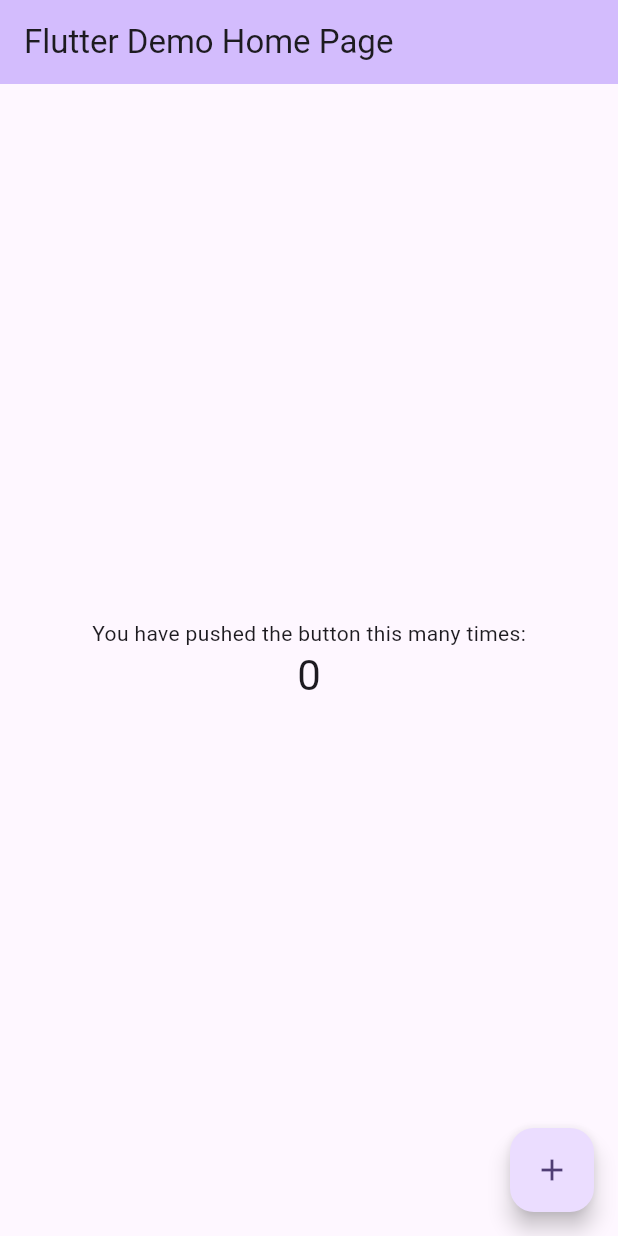
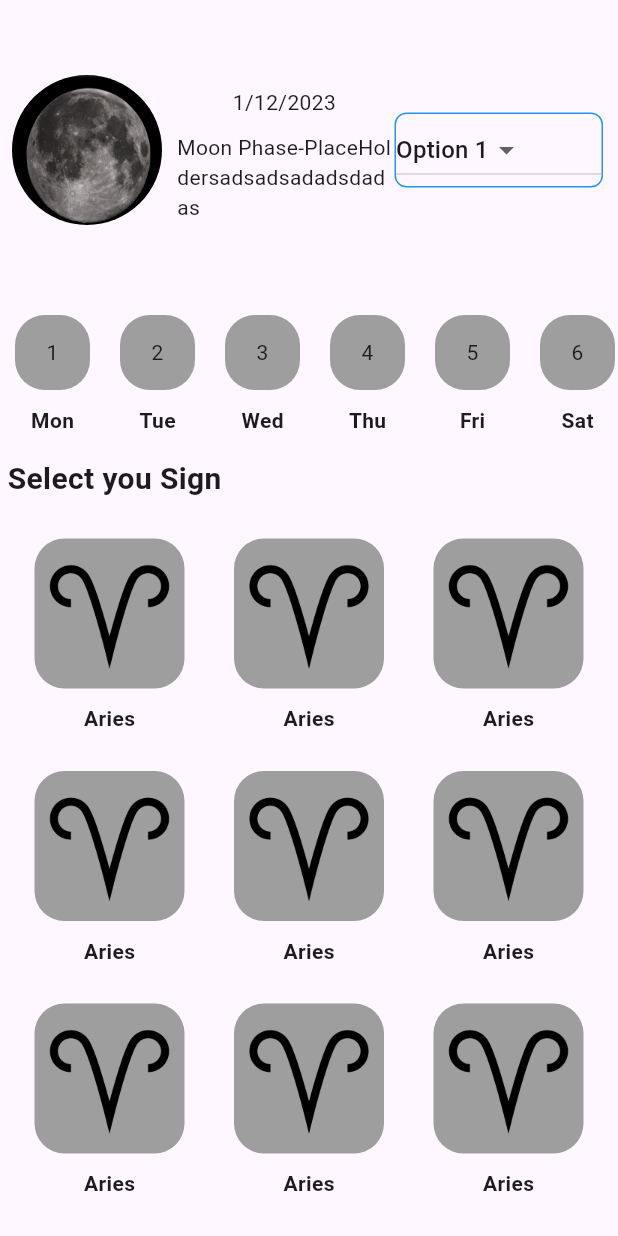
Before and after one commit to romanitodua/zodiac-working-dir, a Flutter app: the screen it shows after launch, on a phone screen of 412 x 824 dp. Run offline on Flutter 3.47's test engine with Material 3 defaults, Android fonts, the phone set to English and light mode, and no system bars; Roboto replaces fonts that are missing (RobotoMono).

Commit message:
home screen mock

```diff
--- /dev/null
+++ b/lib/Screens/HomePage/HomeScreen.dart
@@ -0,0 +1,202 @@
+import 'package:flutter/material.dart';
+
+class HomeScreen extends StatefulWidget {
+  const HomeScreen({super.key});
+
+  @override
+  State<HomeScreen> createState() => _HomeScreenState();
+}
+
+class _HomeScreenState extends State<HomeScreen> {
+  @override
+  Widget build(BuildContext context) {
+    return Scaffold(
+      body: SafeArea(
+        child: NestedScrollView(
+            headerSliverBuilder:
+                (BuildContext context, bool innerBoxIsScrolled) {
+              return <Widget>[
+                SliverAppBar(
+                  expandedHeight: 200,
+                  floating: false,
+                  pinned: true,
+                  flexibleSpace: FlexibleSpaceBar(
+                    title: innerBoxIsScrolled
+                        ? const Text(
+                            'Choose Your Horoscope',
+                            style: TextStyle(color: Colors.black),
+                          )
+                        : null,
+                    background: Padding(
+                      padding: const EdgeInsets.all(8),
+                      child: Row(
+                        mainAxisAlignment: MainAxisAlignment.start,
+                        children: [
+                          const ClipOval(
+                            child: Image(
+                              image: AssetImage('assets/moon.png'),
+                              width: 100,
+                              height: 100,
+                              fit: BoxFit.fill,
+                            ),
+                          ),
+                          const SizedBox(
+                            width: 10,
+                          ),
+                          const Expanded(
+                            child: Column(
+                              mainAxisAlignment: MainAxisAlignment.start,
+                              children: [
+                                SizedBox(
+                                  height: 50,
+                                ),
+                                Text("1/12/2023"),
+                                SizedBox(
+                                  height: 10,
+                                ),
+                                Text("Moon Phase-PlaceHoldersadsadsadadsdadas"),
+                              ],
+                            ),
+                          ),
+                          Expanded(
+                            child: Padding(
+                              padding: const EdgeInsets.all(2),
+                              child: Container(
+                                decoration: BoxDecoration(
+                                  border: Border.all(color: Colors.blue),
+                                  // Border for visualization
+                                  borderRadius: BorderRadius.circular(8.0),
+                                ),
+                                child: DropdownButton<String>(
+                                  value: 'Option 1', // Set the default value
+                                  onChanged: (String? newValue) {
+                                    // Handle selection change
+                                  },
+                                  items: <String>[
+                                    'Option 1',
+                                    'Option 2',
+                                    'Option 3'
+                                  ].map<DropdownMenuItem<String>>(
+                                      (String value) {
+                                    return DropdownMenuItem<String>(
+                                      value: value,
+                                      child: Text(value),
+                                    );
+                                  }).toList(),
+                                ),
+                              ),
+                            ),
+                          ),
+                        ],
+                      ),
+                    ),
+                  ),
+                ),
+              ];
+            },
+            body: Column(
+              crossAxisAlignment: CrossAxisAlignment.start,
+              children: [
+                SingleChildScrollView(
+                  scrollDirection: Axis.horizontal,
+                  child: Row(
+                    children: dayPicker(),
+                  ),
+                ),
+                const SizedBox(
+                  height: 15,
+                ),
+                Padding(
+                  padding: EdgeInsets.only(left: 5),
+                  child: const Text('Select you Sign',
+                      style: TextStyle(
+                          fontWeight: FontWeight.bold,
+                          fontSize: 20,
+                          fontFamily: 'RobotoMono')),
+                ),
+                SizedBox(
+                  height: 15,
+                ),
+                Row(
+                  mainAxisAlignment: MainAxisAlignment.spaceEvenly,
+                  children: astrologySigns(),
+                ),
+                SizedBox(
+                  height: 15,
+                ),
+                Row(
+                  mainAxisAlignment: MainAxisAlignment.spaceEvenly,
+                  children: astrologySigns(),
+                ),
+                SizedBox(
+                  height: 15,
+                ),
+                Row(
+                  mainAxisAlignment: MainAxisAlignment.spaceEvenly,
+                  children: astrologySigns(),
+                )
+              ],
+            )),
+      ),
+    );
+  }
+
+  List<Widget> dayPicker() {
+    List<String> daysOfWeek = ['Mon', 'Tue', 'Wed', 'Thu', 'Fri', 'Sat', 'Sun'];
+
+    return List.generate(
+      31,
+      (index) => Column(
+        children: [
+          Container(
+            height: 50,
+            width: 50,
+            margin: const EdgeInsets.all(10),
+            decoration: BoxDecoration(
+              color: Colors.grey,
+              borderRadius: BorderRadius.circular(20),
+            ),
+            child: Center(
+              child: Text((index + 1).toString()),
+            ),
+          ),
+          Text(
+            daysOfWeek[index % 7],
+            // Modulo 7 to cycle through days of the week
+            style: TextStyle(fontWeight: FontWeight.bold),
+          ),
+        ],
+      ),
+    );
+  }
+
+  List<Widget> astrologySigns() {
+    return List.generate(
+      3,
+      (index) => Column(
+        children: [
+          Container(
+            height: 100,
+            width: 100,
+            margin: const EdgeInsets.all(10),
+            decoration: BoxDecoration(
+              color: Colors.grey,
+              borderRadius: BorderRadius.circular(20),
+            ),
+            child: Center(
+              child: Image.asset(
+                'assets/astrology-aries.png',
+                fit: BoxFit.contain,
+              ),
+            ),
+          ),
+          Text(
+            'Aries',
+            // Modulo 7 to cycle through days of the week
+            style: TextStyle(fontWeight: FontWeight.bold),
+          ),
+        ],
+      ),
+    );
+  }
+}
--- a/lib/main.dart
+++ b/lib/main.dart
@@ -1,4 +1,5 @@
 import 'package:flutter/material.dart';
+import 'package:untitled1/Screens/HomePage/HomeScreen.dart';
 
 void main() {
   runApp(const MyApp());
@@ -7,119 +8,11 @@ void main() {
 class MyApp extends StatelessWidget {
   const MyApp({super.key});
 
-  // This widget is the root of your application.
   @override
   Widget build(BuildContext context) {
-    return MaterialApp(
-      title: 'Flutter Demo',
-      theme: ThemeData(
-        // This is the theme of your application.
-        //
-        // TRY THIS: Try running your application with "flutter run". You'll see
-        // the application has a purple toolbar. Then, without quitting the app,
-        // try changing the seedColor in the colorScheme below to Colors.green
-        // and then invoke "hot reload" (save your changes or press the "hot
-        // reload" button in a Flutter-supported IDE, or press "r" if you used
-        // the command line to start the app).
-        //
-        // Notice that the counter didn't reset back to zero; the application
-        // state is not lost during the reload. To reset the state, use hot
-        // restart instead.
-        //
-        // This works for code too, not just values: Most code changes can be
-        // tested with just a hot reload.
-        colorScheme: ColorScheme.fromSeed(seedColor: Colors.deepPurple),
-        useMaterial3: true,
-      ),
-      home: const MyHomePage(title: 'Flutter Demo Home Page'),
+    return const MaterialApp(
+      title: 'ZodiacAppWorkingDir',
+      home: HomeScreen(),
     );
   }
 }
-
-class MyHomePage extends StatefulWidget {
-  const MyHomePage({super.key, required this.title});
-
-  // This widget is the home page of your application. It is stateful, meaning
-  // that it has a State object (defined below) that contains fields that affect
-  // how it looks.
-
-  // This class is the configuration for the state. It holds the values (in this
-  // case the title) provided by the parent (in this case the App widget) and
-  // used by the build method of the State. Fields in a Widget subclass are
-  // always marked "final".
-
-  final String title;
-
-  @override
-  State<MyHomePage> createState() => _MyHomePageState();
-}
-
-class _MyHomePageState extends State<MyHomePage> {
-  int _counter = 0;
-
-  void _incrementCounter() {
-    setState(() {
-      // This call to setState tells the Flutter framework that something has
-      // changed in this State, which causes it to rerun the build method below
-      // so that the display can reflect the updated values. If we changed
-      // _counter without calling setState(), then the build method would not be
-      // called again, and so nothing would appear to happen.
-      _counter++;
-    });
-  }
-
-  @override
-  Widget build(BuildContext context) {
-    // This method is rerun every time setState is called, for instance as done
-    // by the _incrementCounter method above.
-    //
-    // The Flutter framework has been optimized to make rerunning build methods
-    // fast, so that you can just rebuild anything that needs updating rather
-    // than having to individually change instances of widgets.
-    return Scaffold(
-      appBar: AppBar(
-        // TRY THIS: Try changing the color here to a specific color (to
-        // Colors.amber, perhaps?) and trigger a hot reload to see the AppBar
-        // change color while the other colors stay the same.
-        backgroundColor: Theme.of(context).colorScheme.inversePrimary,
-        // Here we take the value from the MyHomePage object that was created by
-        // the App.build method, and use it to set our appbar title.
-        title: Text(widget.title),
-      ),
-      body: Center(
-        // Center is a layout widget. It takes a single child and positions it
-        // in the middle of the parent.
-        child: Column(
-          // Column is also a layout widget. It takes a list of children and
-          // arranges them vertically. By default, it sizes itself to fit its
-          // children horizontally, and tries to be as tall as its parent.
-          //
-          // Column has various properties to control how it sizes itself and
-          // how it positions its children. Here we use mainAxisAlignment to
-          // center the children vertically; the main axis here is the vertical
-          // axis because Columns are vertical (the cross axis would be
-          // horizontal).
-          //
-          // TRY THIS: Invoke "debug painting" (choose the "Toggle Debug Paint"
-          // action in the IDE, or press "p" in the console), to see the
-          // wireframe for each widget.
-          mainAxisAlignment: MainAxisAlignment.center,
-          children: <Widget>[
-            const Text(
-              'You have pushed the button this many times:',
-            ),
-            Text(
-              '$_counter',
-              style: Theme.of(context).textTheme.headlineMedium,
-            ),
-          ],
-        ),
-      ),
-      floatingActionButton: FloatingActionButton(
-        onPressed: _incrementCounter,
-        tooltip: 'Increment',
-        child: const Icon(Icons.add),
-      ), // This trailing comma makes auto-formatting nicer for build methods.
-    );
-  }
-}
--- a/pubspec.yaml
+++ b/pubspec.yaml
@@ -35,6 +35,7 @@ dependencies:
   # The following adds the Cupertino Icons font to your application.
   # Use with the CupertinoIcons class for iOS style icons.
   cupertino_icons: ^1.0.2
+  riverpod: ^2.4.8
 
 dev_dependencies:
   flutter_test:
@@ -45,13 +46,15 @@ dev_dependencies:
   # activated in the `analysis_options.yaml` file located at the root of your
   # package. See that file for information about deactivating specific lint
   # rules and activating additional ones.
-  flutter_lints: ^2.0.0
+  flutter_lints: ^3.0.1
 
 # For information on the generic Dart part of this file, see the
 # following page: https://dart.dev/tools/pub/pubspec
 
 # The following section is specific to Flutter packages.
 flutter:
+  assets:
+    - assets/
 
   # The following line ensures that the Material Icons font is
   # included with your application, so that you can use the icons in
```
Also changed, not shown: assets/astrology-aries.png (added), assets/moon.png (added), pubspec.lock.
